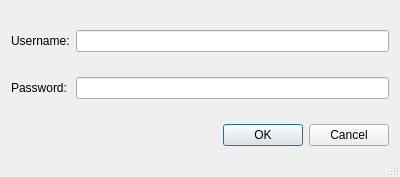
Old version of the form srtm_downloader_login.ui in the repository hdus/SRTM-Downloader.
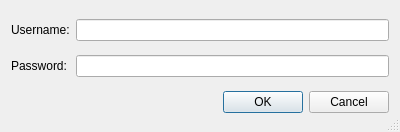
New version of the form.

```diff
--- a/srtm_downloader_login.ui
+++ b/srtm_downloader_login.ui
@@ -7,7 +7,7 @@
     <x>0</x>
     <y>0</y>
     <width>400</width>
-    <height>177</height>
+    <height>132</height>
    </rect>
   </property>
   <property name="windowTitle">
```
